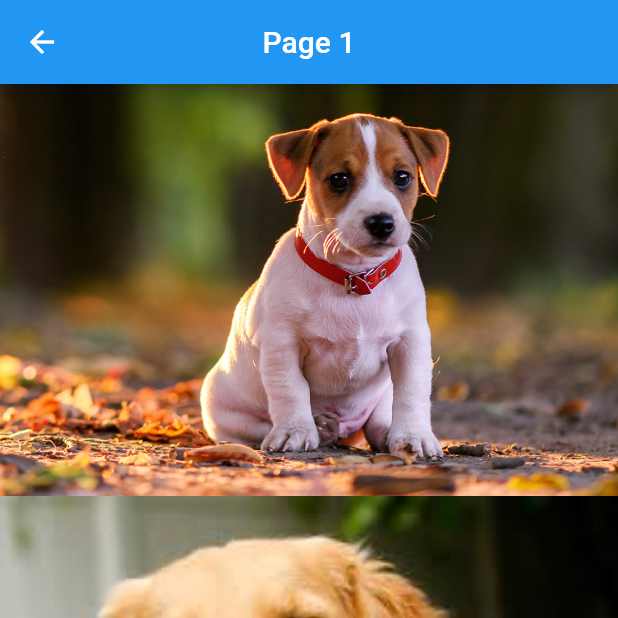
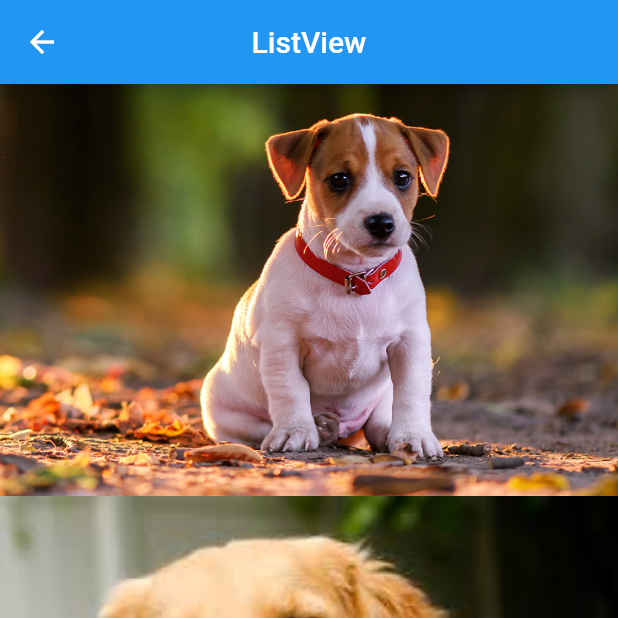
Before and after one commit to lpaganete/flutter_hello, a Flutter app: the screen it shows after launch, after a tap on "ListView", on a phone screen of 412 x 824 dp, the top half of it. Run offline on Flutter 3.47's test engine with Material 2 defaults, Android fonts, the phone set to English and light mode, and no system bars.

Commit message:
Criando uma page que chama um Listview

```diff
--- a/lib/home_page.dart
+++ b/lib/home_page.dart
@@ -1,5 +1,5 @@
 import 'package:flutter/material.dart';
-import 'package:flutter_hello/pages/hello_page1.dart';
+import 'package:flutter_hello/pages/hello_listview.dart';
 import 'package:flutter_hello/pages/hello_page2.dart';
 import 'package:flutter_hello/pages/hello_page3.dart';
 import 'package:flutter_hello/utils/nav.dart';
@@ -11,6 +11,7 @@ class HomePage extends StatelessWidget {
     return Scaffold(
       appBar: AppBar(
         title: Text("Hello Flutter"),
+        centerTitle: true,
       ),
       body: _body(context),
     );
@@ -53,7 +54,7 @@ class HomePage extends StatelessWidget {
         Row(
           mainAxisAlignment: MainAxisAlignment.spaceEvenly,
           children: <Widget>[
-            BlueButton("ListView", onPressed: () => _onClickNavigator(context, HelloPage1())), // chamando o widget bluebutton direto e passando os parametros
+            BlueButton("ListView", onPressed: () => _onClickNavigator(context, HelloListView())), // chamando o widget bluebutton direto e passando os parametros
             BlueButton("Page 2", onPressed:() => _onClickNavigator(context, HelloPage2())),
             BlueButton("Page 3", onPressed:() => _onClickNavigator(context, HelloPage3())),
           ],
--- /dev/null
+++ b/lib/pages/hello_listview.dart
@@ -0,0 +1,35 @@
+import 'package:flutter/material.dart';
+
+class HelloListView extends StatelessWidget {
+  @override
+  Widget build(BuildContext context) {
+    return Scaffold(
+      appBar: AppBar(
+        title: Text(
+            "ListView"
+        ),
+        centerTitle: true,
+      ),
+      body: _body(),
+    );
+  }
+
+  _body() {
+    return  ListView(
+      children: <Widget>[
+        _img("assets/images/dog1.png"),
+        _img("assets/images/dog2.png"),
+        _img("assets/images/dog3.png"),
+        _img("assets/images/dog4.png"),
+        _img("assets/images/dog5.png"),
+      ],
+    );
+  }
+
+  _img(String img) {
+    return Image.asset(
+      img,
+      fit: BoxFit.cover,
+    );
+  }
+}
--- a/lib/pages/hello_page1.dart
+++ b/lib/pages/hello_page1.dart
@@ -7,30 +7,15 @@ class HelloPage1 extends StatelessWidget {
   Widget build(BuildContext context) {
     return
       Scaffold(
-
-
         appBar: AppBar(
           title: Text(
             "Page 1",
           ),
           centerTitle: true,
         ),
-    body: ListView(
-      children: <Widget>[
-        _img("assets/images/dog1.png"),
-        _img("assets/images/dog2.png"),
-        _img("assets/images/dog3.png"),
-        _img("assets/images/dog4.png"),
-        _img("assets/images/dog5.png"),
-      ],
+        body: Container(
+
         ),
       );
   }
-
-_img(String img) {
-  return Image.asset(
-    img,
-    fit: BoxFit.cover,
-  );
 }
-}
```
Lines whose indentation alone changed are shown as unchanged.
